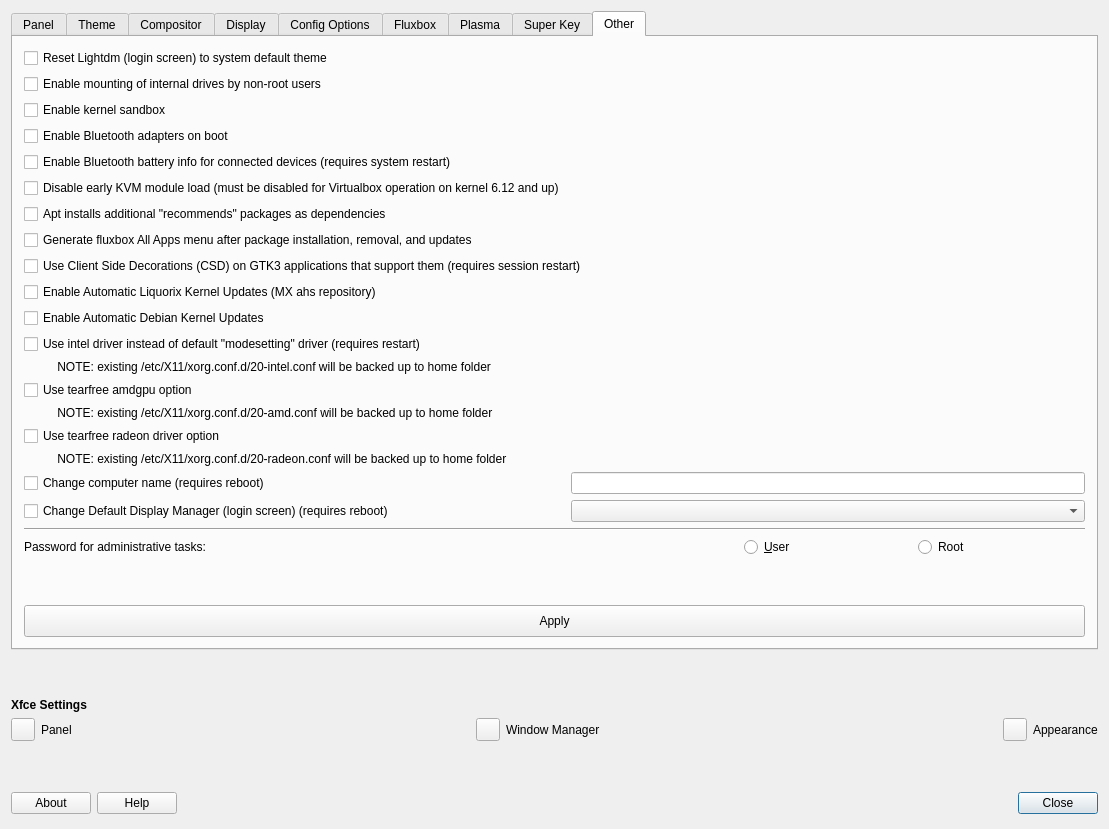
The window that defaultlook.ui (MX-Linux/mx-tweak) describes before a commit, drawn with Qt 5.
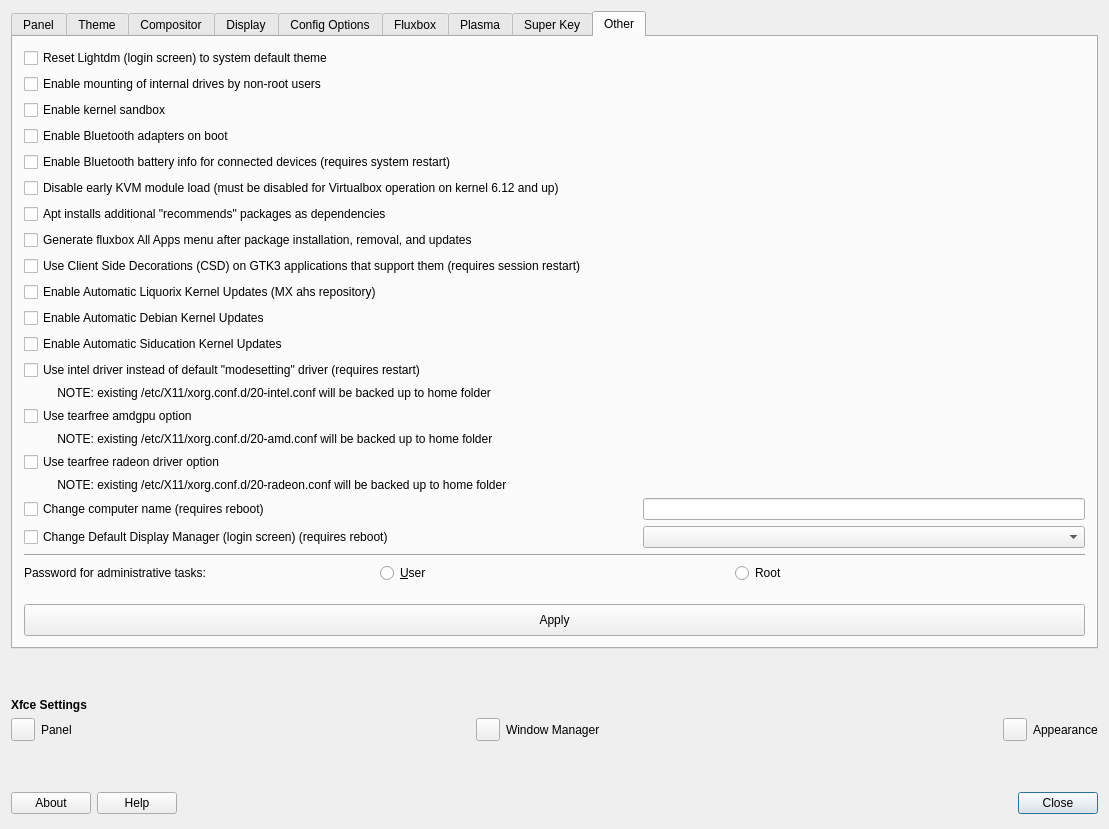
The same window after the commit. Icons and pictures are not drawn.

Commit message: add siduction kernel update override

Diff of the .ui file:
```diff
--- a/defaultlook.ui
+++ b/defaultlook.ui
@@ -1920,71 +1920,40 @@
       <attribute name="title">
        <string>Other</string>
       </attribute>
-      <layout class="QGridLayout" name="gridLayout_8">
+      <layout class="QGridLayout" name="gridLayout_21">
        <item row="0" column="0">
-        <layout class="QGridLayout" name="gridLayout_7">
-         <item row="3" column="0" colspan="4">
-          <widget class="QCheckBox" name="checkBoxbluetoothAutoEnable">
-           <property name="toolTip">
-            <string>&lt;html&gt;&lt;head/&gt;&lt;body&gt;&lt;p&gt;requires reboot&lt;/p&gt;&lt;/body&gt;&lt;/html&gt;</string>
-           </property>
-           <property name="text">
-            <string>Enable Bluetooth adapters on boot</string>
-           </property>
-          </widget>
-         </item>
-         <item row="11" column="0" colspan="4">
-          <widget class="QCheckBox" name="checkboxIntelDriver">
-           <property name="text">
-            <string>Use intel driver instead of default &quot;modesetting&quot; driver (requires restart)</string>
-           </property>
-          </widget>
-         </item>
-         <item row="16" column="0" colspan="3">
-          <widget class="QLabel" name="labelradeon">
-           <property name="text">
-            <string>          NOTE: existing /etc/X11/xorg.conf.d/20-radeon.conf will be backed up to home folder</string>
-           </property>
-          </widget>
-         </item>
-         <item row="0" column="0" colspan="4">
+        <layout class="QGridLayout" name="gridLayout_8">
+         <item row="0" column="0">
           <widget class="QCheckBox" name="checkBoxLightdmReset">
            <property name="text">
             <string>Reset Lightdm (login screen) to system default theme</string>
            </property>
           </widget>
          </item>
-         <item row="20" column="3">
-          <widget class="QRadioButton" name="radioSudoRoot">
-           <property name="text">
-            <string>Root</string>
-           </property>
-          </widget>
-         </item>
-         <item row="17" column="1" colspan="3">
-          <widget class="QLineEdit" name="lineEditHostname"/>
-         </item>
-         <item row="17" column="0">
-          <widget class="QCheckBox" name="checkBoxComputerName">
-           <property name="text">
-            <string extracomment="option to change the system hostname, requires a reboot to be 100% effective">Change computer name (requires reboot)</string>
-           </property>
-          </widget>
-         </item>
-         <item row="2" column="0" colspan="4">
-          <widget class="QCheckBox" name="checkBoxSandbox">
-           <property name="text">
-            <string>Enable kernel sandbox</string>
-           </property>
-          </widget>
-         </item>
-         <item row="1" column="0" colspan="4">
+         <item row="1" column="0">
           <widget class="QCheckBox" name="checkBoxMountInternalDrivesNonRoot">
            <property name="text">
             <string>Enable mounting of internal drives by non-root users</string>
            </property>
           </widget>
          </item>
+         <item row="2" column="0">
+          <widget class="QCheckBox" name="checkBoxSandbox">
+           <property name="text">
+            <string>Enable kernel sandbox</string>
+           </property>
+          </widget>
+         </item>
+         <item row="3" column="0">
+          <widget class="QCheckBox" name="checkBoxbluetoothAutoEnable">
+           <property name="toolTip">
+            <string>&lt;html&gt;&lt;head/&gt;&lt;body&gt;&lt;p&gt;requires reboot&lt;/p&gt;&lt;/body&gt;&lt;/html&gt;</string>
+           </property>
+           <property name="text">
+            <string>Enable Bluetooth adapters on boot</string>
+           </property>
+          </widget>
+         </item>
          <item row="4" column="0">
           <widget class="QCheckBox" name="checkBoxBluetoothBattery">
            <property name="text">
@@ -1992,31 +1961,38 @@
            </property>
           </widget>
          </item>
-         <item row="6" column="0" colspan="4">
+         <item row="5" column="0">
+          <widget class="QCheckBox" name="checkBoxKVMVirtLoad">
+           <property name="toolTip">
+            <string extracomment="early loading is new on 6.12 kernel and conflicts with virtualbox">&lt;html&gt;&lt;head/&gt;&lt;body&gt;&lt;p&gt;Early loading of KVM module is new to  kernel 6.12 and conflicts with some non-KVM virtual machine applications, including virtualbox &lt;/p&gt;&lt;/body&gt;&lt;/html&gt;</string>
+           </property>
+           <property name="text">
+            <string extracomment="disable early loading of KVM module.  necessary for virtualbox to function with kernels 6.12 and up.  actually default behavior on kernels 6.11 and earlier.">Disable early KVM module load (must be disabled for Virtualbox operation on kernel 6.12 and up)</string>
+           </property>
+          </widget>
+         </item>
+         <item row="6" column="0">
           <widget class="QCheckBox" name="checkBoxInstallRecommends">
            <property name="text">
             <string>Apt installs additional &quot;recommends&quot; packages as dependencies</string>
            </property>
           </widget>
          </item>
-         <item row="18" column="1" colspan="3">
-          <widget class="QComboBox" name="comboBoxDisplayManager"/>
-         </item>
-         <item row="19" column="0" colspan="4">
-          <widget class="Line" name="line_2">
-           <property name="orientation">
-            <enum>Qt::Horizontal</enum>
+         <item row="7" column="0">
+          <widget class="QCheckBox" name="checkBoxDisableFluxboxMenuGeneration">
+           <property name="text">
+            <string>Generate fluxbox All Apps menu after package installation, removal, and updates</string>
            </property>
           </widget>
          </item>
-         <item row="20" column="0" colspan="2">
-          <widget class="QLabel" name="label_11">
+         <item row="8" column="0" colspan="2">
+          <widget class="QCheckBox" name="checkBoxCSD">
            <property name="text">
-            <string>Password for administrative tasks:</string>
+            <string>Use Client Side Decorations (CSD) on GTK3 applications that support them (requires session restart)</string>
            </property>
           </widget>
          </item>
-         <item row="9" column="0" colspan="4">
+         <item row="9" column="0">
           <widget class="QCheckBox" name="checkBoxLiqKernelUpdates">
            <property name="toolTip">
             <string extracomment="toggle for apt hold action on update meta packages">put a hold or remove a hold on updates of Liquorix kernels</string>
@@ -2026,109 +2002,143 @@
            </property>
           </widget>
          </item>
-         <item row="14" column="0" colspan="3">
+         <item row="10" column="0">
+          <widget class="QCheckBox" name="checkBoxDebianKernelUpdates">
+           <property name="toolTip">
+            <string extracomment="toggle for apt hold action on update meta packages">put a hold or remove a hold on updates of Debian  kernels</string>
+           </property>
+           <property name="text">
+            <string extracomment="uses apt-mark to hold or unhold updates to kernel metapackages">Enable Automatic Debian Kernel Updates</string>
+           </property>
+          </widget>
+         </item>
+         <item row="11" column="0">
+          <widget class="QCheckBox" name="checkMiscSiductionKernelUpdates">
+           <property name="text">
+            <string>Enable Automatic Siducation Kernel Updates</string>
+           </property>
+          </widget>
+         </item>
+         <item row="12" column="0">
+          <widget class="QCheckBox" name="checkboxIntelDriver">
+           <property name="text">
+            <string>Use intel driver instead of default &quot;modesetting&quot; driver (requires restart)</string>
+           </property>
+          </widget>
+         </item>
+         <item row="13" column="0">
+          <widget class="QLabel" name="labelIntel">
+           <property name="text">
+            <string>          NOTE: existing /etc/X11/xorg.conf.d/20-intel.conf will be backed up to home folder</string>
+           </property>
+          </widget>
+         </item>
+         <item row="14" column="0">
+          <widget class="QCheckBox" name="checkboxAMDtearfree">
+           <property name="text">
+            <string>Use tearfree amdgpu option</string>
+           </property>
+          </widget>
+         </item>
+         <item row="15" column="0">
           <widget class="QLabel" name="labelamdgpu">
            <property name="text">
             <string>          NOTE: existing /etc/X11/xorg.conf.d/20-amd.conf will be backed up to home folder</string>
            </property>
           </widget>
          </item>
-         <item row="22" column="0" colspan="4">
-          <widget class="QPushButton" name="ButtonApplyEtc">
-           <property name="minimumSize">
-            <size>
-             <width>0</width>
-             <height>32</height>
-            </size>
-           </property>
-           <property name="text">
-            <string>Apply</string>
-           </property>
-           <property name="icon">
-            <iconset theme="dialog-ok">
-             <normaloff>.</normaloff>.</iconset>
-           </property>
-          </widget>
-         </item>
-         <item row="15" column="0" colspan="4">
+         <item row="16" column="0">
           <widget class="QCheckBox" name="checkboxRadeontearfree">
            <property name="text">
             <string>Use tearfree radeon driver option</string>
            </property>
           </widget>
          </item>
-         <item row="13" column="0" colspan="4">
-          <widget class="QCheckBox" name="checkboxAMDtearfree">
+         <item row="17" column="0">
+          <widget class="QLabel" name="labelradeon">
            <property name="text">
-            <string>Use tearfree amdgpu option</string>
+            <string>          NOTE: existing /etc/X11/xorg.conf.d/20-radeon.conf will be backed up to home folder</string>
            </property>
           </widget>
          </item>
          <item row="18" column="0">
+          <widget class="QCheckBox" name="checkBoxComputerName">
+           <property name="text">
+            <string extracomment="option to change the system hostname, requires a reboot to be 100% effective">Change computer name (requires reboot)</string>
+           </property>
+          </widget>
+         </item>
+         <item row="18" column="1">
+          <widget class="QLineEdit" name="lineEditHostname"/>
+         </item>
+         <item row="19" column="0">
           <widget class="QCheckBox" name="checkBoxDisplayManager">
            <property name="text">
             <string extracomment="option to change display manager login screen.  present if more than one display manager is installed">Change Default Display Manager (login screen) (requires reboot)</string>
            </property>
           </widget>
          </item>
-         <item row="8" column="0" colspan="4">
-          <widget class="QCheckBox" name="checkBoxCSD">
-           <property name="text">
-            <string>Use Client Side Decorations (CSD) on GTK3 applications that support them (requires session restart)</string>
-           </property>
-          </widget>
+         <item row="19" column="1">
+          <widget class="QComboBox" name="comboBoxDisplayManager"/>
          </item>
-         <item row="20" column="2">
-          <widget class="QRadioButton" name="radioSudoUser">
-           <property name="text">
-            <string>&amp;User</string>
+         <item row="20" column="0" colspan="2">
+          <widget class="Line" name="line_2">
+           <property name="orientation">
+            <enum>Qt::Orientation::Horizontal</enum>
            </property>
           </widget>
          </item>
-         <item row="10" column="0" colspan="4">
-          <widget class="QCheckBox" name="checkBoxDebianKernelUpdates">
-           <property name="toolTip">
-            <string extracomment="toggle for apt hold action on update meta packages">put a hold or remove a hold on updates of Debian  kernels</string>
-           </property>
-           <property name="text">
-            <string extracomment="uses apt-mark to hold or unhold updates to kernel metapackages">Enable Automatic Debian Kernel Updates</string>
-           </property>
-          </widget>
+         <item row="21" column="0" colspan="2">
+          <layout class="QGridLayout" name="gridLayout_7">
+           <item row="0" column="0">
+            <widget class="QLabel" name="label_11">
+             <property name="text">
+              <string>Password for administrative tasks:</string>
+             </property>
+            </widget>
+           </item>
+           <item row="0" column="1">
+            <widget class="QRadioButton" name="radioSudoUser">
+             <property name="text">
+              <string>&amp;User</string>
+             </property>
+            </widget>
+           </item>
+           <item row="0" column="2">
+            <widget class="QRadioButton" name="radioSudoRoot">
+             <property name="text">
+              <string>Root</string>
+             </property>
+            </widget>
+           </item>
+          </layout>
          </item>
-         <item row="21" column="0">
+         <item row="22" column="0">
           <spacer name="verticalSpacer_6">
            <property name="orientation">
             <enum>Qt::Vertical</enum>
            </property>
            <property name="sizeHint" stdset="0">
             <size>
-             <width>20</width>
-             <height>40</height>
+             <width>613</width>
+             <height>13</height>
             </size>
            </property>
           </spacer>
          </item>
-         <item row="12" column="0" colspan="3">
-          <widget class="QLabel" name="labelIntel">
-           <property name="text">
-            <string>          NOTE: existing /etc/X11/xorg.conf.d/20-intel.conf will be backed up to home folder</string>
+         <item row="23" column="0" colspan="2">
+          <widget class="QPushButton" name="ButtonApplyEtc">
+           <property name="minimumSize">
+            <size>
+             <width>0</width>
+             <height>32</height>
+            </size>
            </property>
-          </widget>
-         </item>
-         <item row="7" column="0" colspan="4">
-          <widget class="QCheckBox" name="checkBoxDisableFluxboxMenuGeneration">
            <property name="text">
-            <string>Generate fluxbox All Apps menu after package installation, removal, and updates</string>
+            <string>Apply</string>
            </property>
-          </widget>
-         </item>
-         <item row="5" column="0">
-          <widget class="QCheckBox" name="checkBoxKVMVirtLoad">
-           <property name="toolTip">
-            <string extracomment="early loading is new on 6.12 kernel and conflicts with virtualbox">&lt;html&gt;&lt;head/&gt;&lt;body&gt;&lt;p&gt;Early loading of KVM module is new to  kernel 6.12 and conflicts with some non-KVM virtual machine applications, including virtualbox &lt;/p&gt;&lt;/body&gt;&lt;/html&gt;</string>
-           </property>
-           <property name="text">
-            <string extracomment="disable early loading of KVM module.  necessary for virtualbox to function with kernels 6.12 and up.  actually default behavior on kernels 6.11 and earlier.">Disable early KVM module load (must be disabled for Virtualbox operation on kernel 6.12 and up)</string>
+           <property name="icon">
+            <iconset theme="dialog-ok"/>
            </property>
           </widget>
          </item>
```
Left out of the diff: 130 changed lines with no effect on the pictures. The commit also changes 3 other files.
